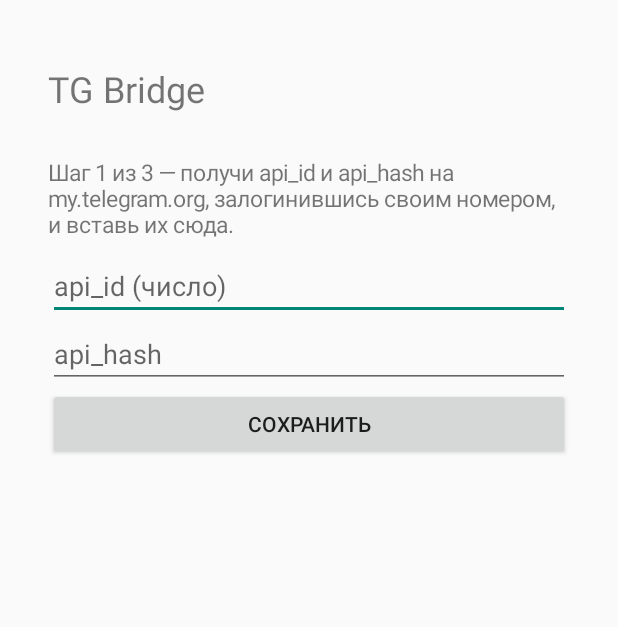
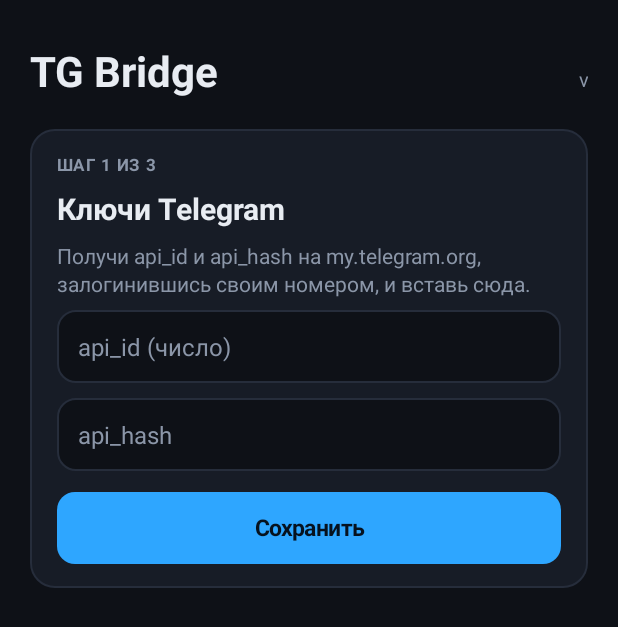
Before and after one commit to cersat/AmazGram, an Android app: the screen it shows after launch (MainActivity), on a phone screen of 412 x 824 dp. Shown: the top 627 px of the screen. Run offline under Robolectric (Android 15) with nearby library versions, the phone set to English and light mode, and no system bars.

Commit message:
Тёмная тема, новый экран, скрытая диагностика, автосборка APK на GitHub (0.1.14)

```diff
--- a/app/src/main/AndroidManifest.xml
+++ b/app/src/main/AndroidManifest.xml
@@ -26,6 +26,10 @@
 			</intent-filter>
 		</activity>
 
+		<activity
+			android:name=".DiagActivity"
+			android:exported="false" />
+
 		<service
 			android:name=".BridgeService"
 			android:exported="false"
--- a/app/src/main/kotlin/com/sercatdar/tgbridge/MainActivity.kt
+++ b/app/src/main/kotlin/com/sercatdar/tgbridge/MainActivity.kt
@@ -4,52 +4,60 @@ import android.app.Activity
 import android.content.ClipData
 import android.content.ClipboardManager
 import android.content.Intent
+import android.content.SharedPreferences
 import android.content.pm.PackageManager
 import android.os.Build
 import android.os.Bundle
 import android.os.Handler
 import android.os.Looper
-import android.content.SharedPreferences
+import android.os.PowerManager
 import android.provider.Settings
-import android.view.View
-import android.widget.Button
-import android.widget.EditText
+import android.text.InputType
+import android.view.Gravity
+import android.view.ViewGroup
 import android.widget.LinearLayout
 import android.widget.ScrollView
 import android.widget.TextView
+import android.widget.Toast
 import androidx.core.app.ActivityCompat
 import kotlinx.coroutines.CoroutineScope
 import kotlinx.coroutines.Dispatchers
 import kotlinx.coroutines.launch
 
 /**
- * Простой View-based UI без сторонних UI-библиотек: настройка api_id/api_hash/токена
- * при первом запуске, дальше — статус подключения и, если нужно, шаги авторизации.
- * Сама сессия Telegram живёт в BridgeService, а не здесь — экран можно закрывать.
+ * Настройка api_id/api_hash/токена при первом запуске, дальше — статус подключения
+ * и шаги входа в Telegram. Сама сессия живёт в BridgeService, экран можно закрывать.
+ * Экран диагностики спрятан: семь нажатий на номер версии.
  */
 class MainActivity : Activity() {
 
-	private var diagOutput: TextView? = null
 	private lateinit var prefs: SharedPreferences
 	private lateinit var root: LinearLayout
-	private val ui = Handler(Looper.getMainLooper())
+	private lateinit var ui: Ui
+	private val handler = Handler(Looper.getMainLooper())
 	private var lastRenderedState: String? = null
 	private var lastRenderedError: String? = null
+	private var lastRenderedBattery: Boolean? = null
+	private var versionTaps = 0
+
 	private val poll = object : Runnable {
 		override fun run() {
-			// перерисовываем экран только когда состояние авторизации или текст ошибки
-			// реально изменились — иначе безусловный render() каждую секунду сносит
-			// EditText прямо во время ввода и захлопывает только что открытую клавиатуру
-			if (BridgeService.lastAuthState != lastRenderedState || BridgeService.lastError != lastRenderedError) {
+			// перерисовываем экран только когда что-то реально изменилось — иначе безусловный
+			// render() сносит EditText прямо во время ввода и захлопывает клавиатуру
+			if (BridgeService.lastAuthState != lastRenderedState ||
+				BridgeService.lastError != lastRenderedError ||
+				batteryIgnored() != lastRenderedBattery
+			) {
 				render()
 			}
-			ui.postDelayed(this, 1000)
+			handler.postDelayed(this, 1000)
 		}
 	}
 
 	override fun onCreate(savedInstanceState: Bundle?) {
 		super.onCreate(savedInstanceState)
 		prefs = getSharedPreferences(BridgeService.PREFS, MODE_PRIVATE)
+		ui = Ui(this)
 
 		if (Build.VERSION.SDK_INT >= 33 &&
 			checkSelfPermission(android.Manifest.permission.POST_NOTIFICATIONS) != PackageManager.PERMISSION_GRANTED
@@ -57,12 +65,15 @@ class MainActivity : Activity() {
 			ActivityCompat.requestPermissions(this, arrayOf(android.Manifest.permission.POST_NOTIFICATIONS), 1)
 		}
 
-		val scroll = ScrollView(this)
+		val scroll = ScrollView(this).apply {
+			setBackgroundColor(Palette.bg)
+			isFillViewport = true
+		}
 		root = LinearLayout(this).apply {
 			orientation = LinearLayout.VERTICAL
-			setPadding(48, 64, 48, 64)
+			setPadding(ui.dp(20), ui.dp(28), ui.dp(20), ui.dp(32))
 		}
-		scroll.addView(root)
+		scroll.addView(root, ViewGroup.LayoutParams(ViewGroup.LayoutParams.MATCH_PARENT, ViewGroup.LayoutParams.WRAP_CONTENT))
 		setContentView(scroll)
 
 		startService(Intent(this, BridgeService::class.java))
@@ -71,143 +82,211 @@ class MainActivity : Activity() {
 
 	override fun onResume() {
 		super.onResume()
-		ui.post(poll)
+		handler.post(poll)
 	}
 
 	override fun onPause() {
-		ui.removeCallbacks(poll)
+		handler.removeCallbacks(poll)
 		super.onPause()
 	}
 
-	// --- построение экрана в зависимости от того, чего сейчас не хватает -----------
+	// --- экран в зависимости от того, чего сейчас не хватает ---------------------------
 
 	private fun render() {
 		lastRenderedState = BridgeService.lastAuthState
 		lastRenderedError = BridgeService.lastError
+		lastRenderedBattery = batteryIgnored()
 		root.removeAllViews()
+
+		header()
 
 		val apiId = prefs.getInt("api_id", 0)
 		val apiHash = prefs.getString("api_hash", "") ?: ""
 		val token = prefs.getString("token", "") ?: ""
 
-		title("TG Bridge")
+		when {
+			apiId == 0 || apiHash.isBlank() -> stepKeys(apiId, apiHash)
+			token.isBlank() -> stepToken()
+			else -> stepLogin(token)
+		}
 
-		if (apiId == 0 || apiHash.isBlank()) {
-			text("Шаг 1 из 3 — получи api_id и api_hash на my.telegram.org, залогинившись своим номером, и вставь их сюда.")
-			val idField = field("api_id (число)", if (apiId != 0) apiId.toString() else "")
-			val hashField = field("api_hash", apiHash)
-			button("Сохранить") {
+		val err = BridgeService.lastError
+		if (err != null) {
+			val card = ui.card(root)
+			ui.statusRow(card, Palette.error, "Ошибка", err)
+		}
+	}
+
+	private fun header() {
+		val row = LinearLayout(this).apply {
+			orientation = LinearLayout.HORIZONTAL
+			gravity = Gravity.BOTTOM
+		}
+		val title = TextView(this).apply {
+			text = "TG Bridge"
+			textSize = 28f
+			setTextColor(Palette.text)
+			typeface = android.graphics.Typeface.DEFAULT_BOLD
+		}
+		row.addView(title, LinearLayout.LayoutParams(0, ViewGroup.LayoutParams.WRAP_CONTENT, 1f))
+		val version = TextView(this).apply {
+			text = "v" + versionName()
+			textSize = 13f
+			setTextColor(Palette.dim)
+			setPadding(ui.dp(12), ui.dp(8), 0, ui.dp(4))
+			setOnClickListener { onVersionTap() }
+		}
+		row.addView(version)
+		root.addView(row, LinearLayout.LayoutParams(ViewGroup.LayoutParams.MATCH_PARENT, ViewGroup.LayoutParams.WRAP_CONTENT).apply {
+			bottomMargin = ui.dp(20)
+		})
+	}
+
+	private fun stepKeys(apiId: Int, apiHash: String) {
+		val card = ui.card(root)
+		ui.caption(card, "Шаг 1 из 3")
+		ui.text(card, "Ключи Telegram", 20f, Palette.text, true)
+		ui.text(card, "Получи api_id и api_hash на my.telegram.org, залогинившись своим номером, и вставь сюда.", 14f, Palette.dim)
+		val idField = ui.field(card, "api_id (число)", if (apiId != 0) apiId.toString() else "", InputType.TYPE_CLASS_NUMBER)
+		val hashField = ui.field(card, "api_hash", apiHash)
+		ui.primary(card, "Сохранить") {
 			val id = idField.text.toString().trim().toIntOrNull()
 			if (id == null || hashField.text.isBlank()) {
-					text("api_id должен быть числом, api_hash не пустым").setTextColor(0xFFCC3333.toInt())
-					return@button
+				toast("api_id должен быть числом, api_hash не пустым")
+				return@primary
 			}
 			prefs.edit().putInt("api_id", id).putString("api_hash", hashField.text.toString().trim()).apply()
 			restartService()
 			render()
 		}
-			return
 	}
 
-		if (token.isBlank()) {
-			text("Шаг 2 из 3 — придумай длинный токен: часы будут показывать его в заголовке запроса, чтобы прокси знал, что это свой.")
-			val tokenField = field("токен для часов", "")
-			button("Сгенерировать случайный") {
-				tokenField.setText(randomToken())
+	private fun stepToken() {
+		val card = ui.card(root)
+		ui.caption(card, "Шаг 2 из 3")
+		ui.text(card, "Токен для часов", 20f, Palette.text, true)
+		ui.text(card, "Часы показывают этот токен в заголовке каждого запроса, чтобы приложение знало, что запрос свой. Придумай длинный или сгенерируй случайный.", 14f, Palette.dim)
+		val tokenField = ui.field(card, "токен")
+		ui.secondary(card, "Сгенерировать случайный") { tokenField.setText(randomToken()) }
+		ui.primary(card, "Сохранить токен") {
+			if (tokenField.text.isBlank()) {
+				toast("Токен не может быть пустым")
+				return@primary
 			}
-			button("Сохранить токен") {
-				if (tokenField.text.isBlank()) return@button
 			prefs.edit().putString("token", tokenField.text.toString().trim()).apply()
 			restartService()
 			render()
 		}
-			return
 	}
 
-		text("Шаг 3 из 3 — вход в Telegram")
+	private fun stepLogin(token: String) {
 		when (BridgeService.lastAuthState) {
 			"wait_phone" -> {
-				text("Введи номер телефона в международном формате:")
-				val phoneField = field("+995...", "")
-				button("Отправить номер") {
+				val card = ui.card(root)
+				ui.caption(card, "Шаг 3 из 3")
+				ui.text(card, "Вход в Telegram", 20f, Palette.text, true)
+				ui.text(card, "Номер телефона в международном формате:", 14f, Palette.dim)
+				val phoneField = ui.field(card, "+995…", "", InputType.TYPE_CLASS_PHONE)
+				ui.primary(card, "Отправить номер") {
 					val phone = phoneField.text.toString().trim()
-					if (phone.isBlank()) return@button
+					if (phone.isBlank()) return@primary
 					withSession { it.submitPhone(phone) }
 				}
 			}
 			"wait_code" -> {
-				text("Введи код из Telegram:")
-				val codeField = field("код", "")
-				button("Отправить код") {
+				val card = ui.card(root)
+				ui.caption(card, "Шаг 3 из 3")
+				ui.text(card, "Код из Telegram", 20f, Palette.text, true)
+				val codeField = ui.field(card, "код", "", InputType.TYPE_CLASS_NUMBER)
+				ui.primary(card, "Отправить код") {
 					val code = codeField.text.toString().trim()
-					if (code.isBlank()) return@button
+					if (code.isBlank()) return@primary
 					withSession { it.submitCode(code) }
 				}
 			}
 			"wait_password" -> {
-				text("Введи пароль облачной авторизации (2FA):")
-				val pwField = field("пароль", "")
-				button("Отправить пароль") {
+				val card = ui.card(root)
+				ui.caption(card, "Шаг 3 из 3")
+				ui.text(card, "Пароль облачной авторизации", 20f, Palette.text, true)
+				ui.text(card, "Пароль двухэтапной проверки (2FA):", 14f, Palette.dim)
+				val pwField = ui.field(card, "пароль", "", InputType.TYPE_CLASS_TEXT or InputType.TYPE_TEXT_VARIATION_PASSWORD)
+				ui.primary(card, "Отправить пароль") {
 					val pw = pwField.text.toString()
-					if (pw.isBlank()) return@button
+					if (pw.isBlank()) return@primary
 					withSession { it.submitPassword(pw) }
 				}
 			}
-			"ready" -> {
-				status("Подключено. Сервер слушает 127.0.0.1:8787.", 0xFF2E7D32.toInt())
-				text("Впиши в настройках часов (в Zepp) адрес http://127.0.0.1:8787 — впрочем, там по умолчанию нужен адрес именно этого телефона; для локального сервера подходит 127.0.0.1, если side-service работает в том же телефоне.")
-				button("Скопировать токен") {
-					copyToClipboard("Токен TG Bridge", token)
-					status("Токен скопирован", 0xFF2E7D32.toInt())
+			"ready" -> dashboard(token)
+			"closed" -> {
+				val card = ui.card(root)
+				ui.statusRow(card, Palette.error, "Соединение закрыто", "Перезапусти приложение")
 			}
-				spacer()
-				text("Диагностика:")
-				val diagChatField = field("chat id для /topics", "")
-				button("GET /chats") { runDiag("/chats?folder=0&limit=20") }
-				button("GET /topics для указанного chat id") {
-					val id = diagChatField.text.toString().trim()
-					if (id.isBlank()) return@button
-					runDiag("/topics?chat=$id")
+			else -> {
+				val card = ui.card(root)
+				ui.statusRow(card, Palette.warn, "Подключение…", "Ждём ответа Telegram")
 			}
-				button("GET /messages для указанного chat id") {
-					val id = diagChatField.text.toString().trim()
-					if (id.isBlank()) return@button
-					runDiag("/messages?chat=$id&limit=5")
 		}
-				button("Показать журнал (что реально происходит внутри)") {
-					diagOutput?.text = DiagLog.dump().ifBlank { "Журнал пуст" }
-				}
-				button("Очистить журнал") {
-					DiagLog.clear()
-					diagOutput?.text = "Журнал очищен"
-				}
-				diagOutput = text("")
-				diagOutput?.textSize = 11f
-			}
-			"closed" -> status("Соединение закрыто", 0xFFCC3333.toInt())
-			else -> status("Подключение...", 0xFF888888.toInt())
+		if (BridgeService.lastAuthState != "ready") batteryCard()
 	}
 
-		spacer()
-		button("Отключить оптимизацию батареи для приложения") {
+	private fun dashboard(token: String) {
+		val status = ui.card(root)
+		ui.statusRow(status, Palette.ok, "Подключено", "Сервер слушает 127.0.0.1:8787")
+
+		val watch = ui.card(root)
+		ui.text(watch, "Подключение часов", 17f, Palette.text, true)
+		ui.text(watch, "Впиши адрес и токен в настройках TG Watch в приложении Zepp.", 13f, Palette.dim)
+		ui.caption(watch, "Адрес")
+		ui.text(watch, "http://127.0.0.1:8787", 16f)
+		ui.secondary(watch, "Скопировать адрес") { copy("Адрес TG Bridge", "http://127.0.0.1:8787", "Адрес скопирован") }
+		ui.caption(watch, "Токен").also { (it.layoutParams as LinearLayout.LayoutParams).topMargin = ui.dp(10) }
+		ui.text(watch, "•••• " + token.takeLast(4), 16f)
+		ui.primary(watch, "Скопировать токен") { copy("Токен TG Bridge", token, "Токен скопирован") }
+
+		batteryCard()
+	}
+
+	private fun batteryCard() {
+		val card = ui.card(root)
+		if (batteryIgnored()) {
+			ui.statusRow(card, Palette.ok, "Работа в фоне разрешена", "Android не будет останавливать приложение")
+			return
+		}
+		ui.statusRow(card, Palette.warn, "Android может остановить приложение", "Без исключения из экономии батареи часы перестанут получать ответы через несколько часов простоя.")
+		ui.primary(card, "Разрешить работу в фоне") {
 			try {
 				val intent = Intent(Settings.ACTION_REQUEST_IGNORE_BATTERY_OPTIMIZATIONS)
 				intent.data = android.net.Uri.parse("package:$packageName")
 				startActivity(intent)
 			} catch (e: Exception) {
-				status("Открой настройки батареи вручную для TG Bridge", 0xFFCC3333.toInt())
+				toast("Открой настройки батареи вручную для TG Bridge")
 			}
-		}
-		text("Без этого Android может убить приложение в фоне через несколько часов простоя, и часы перестанут получать ответ.")
-
-		val err = BridgeService.lastError
-		if (err != null) {
-			spacer()
-			status("Ошибка: $err", 0xFFCC3333.toInt())
 		}
 	}
 
-	// --- служебное -------------------------------------------------------------------
+	// --- служебное --------------------------------------------------------------------
+
+	private fun onVersionTap() {
+		versionTaps += 1
+		val left = 7 - versionTaps
+		when {
+			left <= 0 -> {
+				versionTaps = 0
+				startActivity(Intent(this, DiagActivity::class.java))
+			}
+			left <= 3 -> toast("До диагностики: $left")
+		}
+	}
+
+	private fun batteryIgnored(): Boolean =
+		getSystemService(PowerManager::class.java).isIgnoringBatteryOptimizations(packageName)
+
+	private fun versionName(): String =
+		try {
+			packageManager.getPackageInfo(packageName, 0).versionName ?: ""
+		} catch (e: Exception) {
+			""
+		}
 
 	private fun restartService() {
 		stopService(Intent(this, BridgeService::class.java))
@@ -216,7 +295,7 @@ class MainActivity : Activity() {
 
 	private fun withSession(action: suspend (TdSession) -> Unit) {
 		// сессия физически живёт в BridgeService; чтобы не тащить лишний биндинг,
-		// проще всего дать самому сервису этот же экземпляр через статическую ссылку
+		// даём экрану ту же живую TdSession через статическую ссылку
 		val session = BridgeService.activeSession ?: return
 		CoroutineScope(Dispatchers.IO).launch {
 			try {
@@ -227,103 +306,15 @@ class MainActivity : Activity() {
 		}
 	}
 
-	// --- маленький набор View-хелперов, чтобы не тащить XML-layout ------------------
-
-	private fun title(s: String) {
-		val tv = TextView(this)
-		tv.text = s
-		tv.textSize = 24f
-		tv.setPadding(0, 0, 0, 32)
-		root.addView(tv)
+	private fun copy(label: String, text: String, done: String) {
+		getSystemService(ClipboardManager::class.java).setPrimaryClip(ClipData.newPlainText(label, text))
+		toast(done)
 	}
 
-	private fun text(s: String): TextView {
-		val tv = TextView(this)
-		tv.text = s
-		tv.textSize = 15f
-		tv.setPadding(0, 12, 0, 12)
-		root.addView(tv)
-		return tv
-	}
-
-	private fun status(s: String, color: Int): TextView {
-		val tv = text(s)
-		tv.setTextColor(color)
-		tv.textSize = 17f
-		return tv
-	}
-
-	private fun field(hint: String, initial: String): EditText {
-		val et = EditText(this)
-		et.hint = hint
-		et.setText(initial)
-		root.addView(et)
-		return et
-	}
-
-	private fun button(label: String, onClick: () -> Unit) {
-		val b = Button(this)
-		b.text = label
-		b.setOnClickListener { onClick() }
-		root.addView(b)
-	}
-
-	private fun spacer() {
-		val v = View(this)
-		v.layoutParams = LinearLayout.LayoutParams(LinearLayout.LayoutParams.MATCH_PARENT, 32)
-		root.addView(v)
-	}
-
-	private fun copyToClipboard(label: String, text: String) {
-		val clipboard = getSystemService(ClipboardManager::class.java)
-		clipboard.setPrimaryClip(ClipData.newPlainText(label, text))
-	}
+	private fun toast(s: String) = Toast.makeText(this, s, Toast.LENGTH_SHORT).show()
 
 	private fun randomToken(): String {
 		val chars = ('a'..'z') + ('A'..'Z') + ('0'..'9')
 		return (1..48).map { chars.random() }.joinToString("")
 	}
-
-	// делает запрос к собственному локальному серверу прямо из приложения —
-	// в обход браузера, чтобы не упираться в mixed-content/content-provider причуды Chrome
-	private fun runDiag(path: String) {
-		diagOutput?.text = "Запрос $path ..."
-		val token = prefs.getString("token", "") ?: ""
-		Thread {
-			val result = try {
-				val url = java.net.URL("http://127.0.0.1:8787$path")
-				val conn = url.openConnection() as java.net.HttpURLConnection
-				conn.setRequestProperty("X-Auth-Token", token)
-				conn.connectTimeout = 15000
-				conn.readTimeout = 15000
-				val code = conn.responseCode
-				val stream = if (code in 200..299) conn.inputStream else conn.errorStream
-				val text = stream?.bufferedReader()?.readText() ?: ""
-				"HTTP $code\n\n" + prettyForScreen(path, text)
-			} catch (e: Exception) {
-				"Ошибка запроса: ${e.javaClass.simpleName}: ${e.message}"
 }
-			runOnUiThread { diagOutput?.text = result }
-		}.start()
-	}
-
-	// для /chats выводим компактно «id — название (forum)», чтобы список влезал в один скриншот;
-	// для остального — сырой ответ как есть
-	private fun prettyForScreen(path: String, raw: String): String {
-		if (!path.startsWith("/chats")) return raw
-		return try {
-			val obj = org.json.JSONObject(raw)
-			val chats = obj.optJSONArray("chats") ?: return raw
-			val sb = StringBuilder()
-			for (i in 0 until chats.length()) {
-				val c = chats.getJSONObject(i)
-				sb.append(c.optLong("id")).append(" — ").append(c.optString("name"))
-				if (c.optBoolean("forum")) sb.append(" [темы]")
-				sb.append('\n')
-			}
-			sb.toString().ifBlank { raw }
-		} catch (e: Exception) {
-			raw
-		}
-	}
-}
--- /dev/null
+++ b/app/src/main/kotlin/com/sercatdar/tgbridge/Ui.kt
@@ -0,0 +1,146 @@
+package com.sercatdar.tgbridge
+
+import android.content.Context
+import android.content.res.ColorStateList
+import android.graphics.Color
+import android.graphics.Typeface
+import android.graphics.drawable.GradientDrawable
+import android.graphics.drawable.RippleDrawable
+import android.text.InputType
+import android.view.Gravity
+import android.view.View
+import android.view.ViewGroup
+import android.view.inputmethod.EditorInfo
+import android.widget.Button
+import android.widget.EditText
+import android.widget.LinearLayout
+import android.widget.TextView
+
+/** Единая тёмная палитра приложения. */
+object Palette {
+	val bg = Color.parseColor("#0E1117")
+	val card = Color.parseColor("#171C26")
+	val stroke = Color.parseColor("#262D3B")
+	val accent = Color.parseColor("#2EA6FF")
+	val onAccent = Color.parseColor("#06121F")
+	val ok = Color.parseColor("#3DDC84")
+	val warn = Color.parseColor("#FFB84D")
+	val error = Color.parseColor("#FF6B6B")
+	val text = Color.parseColor("#E8ECF2")
+	val dim = Color.parseColor("#8B96A8")
+}
+
+/**
+ * Маленький набор конструкторов View в коде — без XML-раскладок и сторонних библиотек.
+ * Каждая функция добавляет созданный элемент в parent и возвращает его.
+ */
+class Ui(private val ctx: Context) {
+
+	private val match = ViewGroup.LayoutParams.MATCH_PARENT
+	private val wrap = ViewGroup.LayoutParams.WRAP_CONTENT
+
+	fun dp(v: Int): Int = (v * ctx.resources.displayMetrics.density + 0.5f).toInt()
+
+	private fun rounded(color: Int, radiusDp: Int, strokeColor: Int? = null): GradientDrawable =
+		GradientDrawable().apply {
+			setColor(color)
+			cornerRadius = dp(radiusDp).toFloat()
+			if (strokeColor != null) setStroke(dp(1), strokeColor)
+		}
+
+	fun card(parent: LinearLayout): LinearLayout {
+		val c = LinearLayout(ctx).apply {
+			orientation = LinearLayout.VERTICAL
+			background = rounded(Palette.card, 16, Palette.stroke)
+			setPadding(dp(18), dp(16), dp(18), dp(16))
+		}
+		parent.addView(c, LinearLayout.LayoutParams(match, wrap).apply { bottomMargin = dp(12) })
+		return c
+	}
+
+	fun text(parent: LinearLayout, s: String, size: Float = 15f, color: Int = Palette.text, bold: Boolean = false): TextView {
+		val tv = TextView(ctx).apply {
+			text = s
+			textSize = size
+			setTextColor(color)
+			if (bold) typeface = Typeface.DEFAULT_BOLD
+			setLineSpacing(0f, 1.15f)
+		}
+		parent.addView(tv, LinearLayout.LayoutParams(wrap, wrap).apply { bottomMargin = dp(8) })
+		return tv
+	}
+
+	/** Мелкая подпись над значением: «АДРЕС», «ТОКЕН». */
+	fun caption(parent: LinearLayout, s: String): TextView {
+		val tv = text(parent, s.uppercase(), 11f, Palette.dim, true)
+		tv.letterSpacing = 0.08f
+		return tv
+	}
+
+	/** Цветная точка и две строки: заголовок состояния и пояснение. */
+	fun statusRow(parent: LinearLayout, dotColor: Int, title: String, sub: String? = null) {
+		val row = LinearLayout(ctx).apply {
+			orientation = LinearLayout.HORIZONTAL
+			gravity = Gravity.CENTER_VERTICAL
+		}
+		val dot = View(ctx).apply {
+			background = GradientDrawable().apply {
+				shape = GradientDrawable.OVAL
+				setColor(dotColor)
+			}
+		}
+		row.addView(dot, LinearLayout.LayoutParams(dp(12), dp(12)).apply { rightMargin = dp(14) })
+		val col = LinearLayout(ctx).apply { orientation = LinearLayout.VERTICAL }
+		text(col, title, 18f, Palette.text, true).also {
+			(it.layoutParams as LinearLayout.LayoutParams).bottomMargin = if (sub == null) 0 else dp(2)
+		}
+		if (sub != null) text(col, sub, 13f, Palette.dim).also { (it.layoutParams as LinearLayout.LayoutParams).bottomMargin = 0 }
+		row.addView(col, LinearLayout.LayoutParams(0, wrap, 1f))
+		parent.addView(row, LinearLayout.LayoutParams(match, wrap))
+	}
+
+	fun field(parent: LinearLayout, hint: String, initial: String = "", type: Int = InputType.TYPE_CLASS_TEXT): EditText {
+		val et = EditText(ctx).apply {
+			this.hint = hint
+			setText(initial)
+			inputType = type
+			isSingleLine = true
+			imeOptions = EditorInfo.IME_ACTION_DONE
+			textSize = 16f
+			setTextColor(Palette.text)
+			setHintTextColor(Palette.dim)
+			background = rounded(Palette.bg, 12, Palette.stroke)
+			setPadding(dp(14), dp(13), dp(14), dp(13))
+		}
+		parent.addView(et, LinearLayout.LayoutParams(match, wrap).apply { bottomMargin = dp(10) })
+		return et
+	}
+
+	fun primary(parent: LinearLayout, label: String, onClick: () -> Unit): Button =
+		button(parent, label, Palette.accent, Palette.onAccent, onClick)
+
+	fun secondary(parent: LinearLayout, label: String, onClick: () -> Unit): Button =
+		button(parent, label, Palette.stroke, Palette.text, onClick)
+
+	private fun button(parent: LinearLayout, label: String, fill: Int, textColor: Int, onClick: () -> Unit): Button {
+		val b = Button(ctx).apply {
+			text = label
+			isAllCaps = false
+			textSize = 15f
+			typeface = Typeface.DEFAULT_BOLD
+			setTextColor(textColor)
+			stateListAnimator = null
+			minHeight = dp(48)
+			minimumHeight = dp(48)
+			setPadding(dp(16), dp(10), dp(16), dp(10))
+			background = RippleDrawable(
+				ColorStateList.valueOf(0x33FFFFFF),
+				rounded(fill, 12),
+				rounded(Color.WHITE, 12)
+			)
+			setOnClickListener { onClick() }
+		}
+		parent.addView(b, LinearLayout.LayoutParams(match, wrap).apply { topMargin = dp(4) })
+		return b
+	}
+}
--- a/app/src/main/res/values/colors.xml
+++ b/app/src/main/res/values/colors.xml
@@ -1,3 +1,6 @@
 <resources>
 	<color name="ic_launcher_background">#2EA6FF</color>
+	<color name="bg">#0E1117</color>
+	<color name="accent">#2EA6FF</color>
+	<color name="text">#E8ECF2</color>
 </resources>
--- a/app/src/main/res/values/themes.xml
+++ b/app/src/main/res/values/themes.xml
@@ -1,3 +1,10 @@
 <resources>
-	<style name="Theme.TgBridge" parent="android:Theme.Material.Light.NoActionBar" />
+	<style name="Theme.TgBridge" parent="android:Theme.Material.NoActionBar">
+		<item name="android:windowBackground">@color/bg</item>
+		<item name="android:statusBarColor">@color/bg</item>
+		<item name="android:navigationBarColor">@color/bg</item>
+		<item name="android:colorAccent">@color/accent</item>
+		<item name="android:colorControlActivated">@color/accent</item>
+		<item name="android:textColorPrimary">@color/text</item>
+	</style>
 </resources>
```
Also changed, not shown: app/build.gradle.kts (+19 -2 lines), app/src/main/kotlin/com/sercatdar/tgbridge/DiagActivity.kt (added, +104 -0 lines), gradle/wrapper/gradle-wrapper.properties (added), 6 other files. Lines whose indentation alone changed are shown as unchanged.
